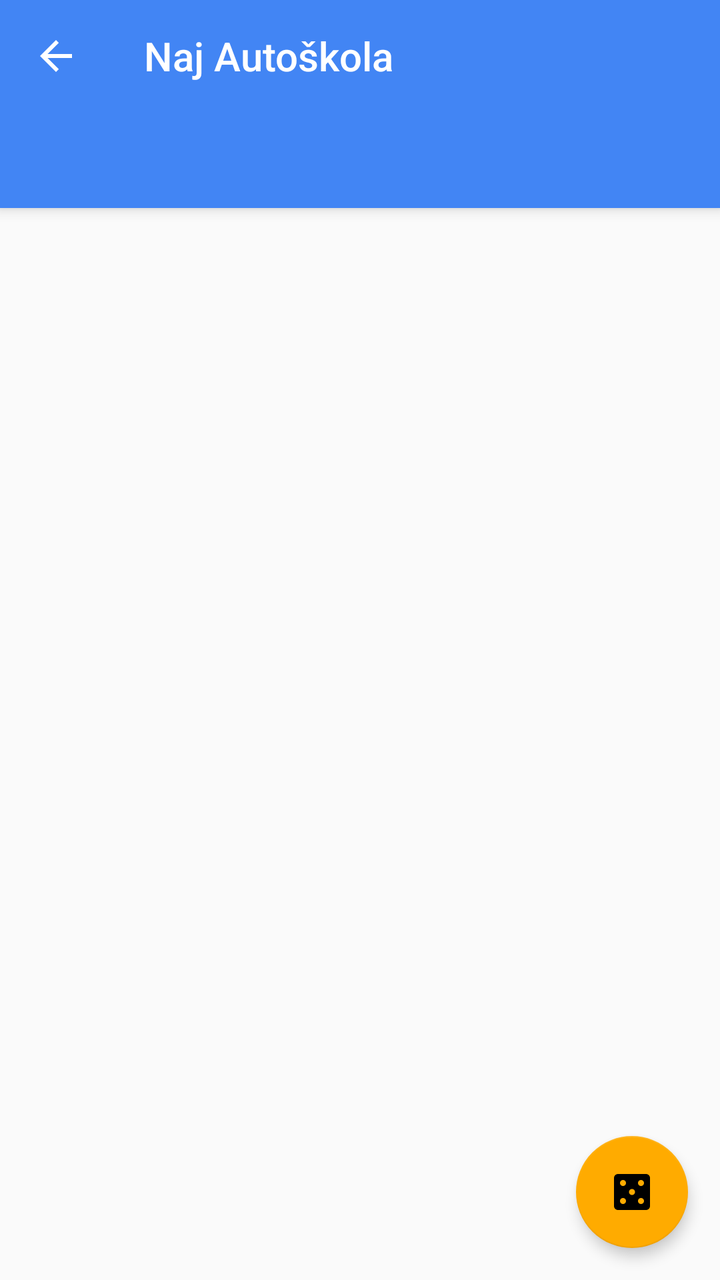
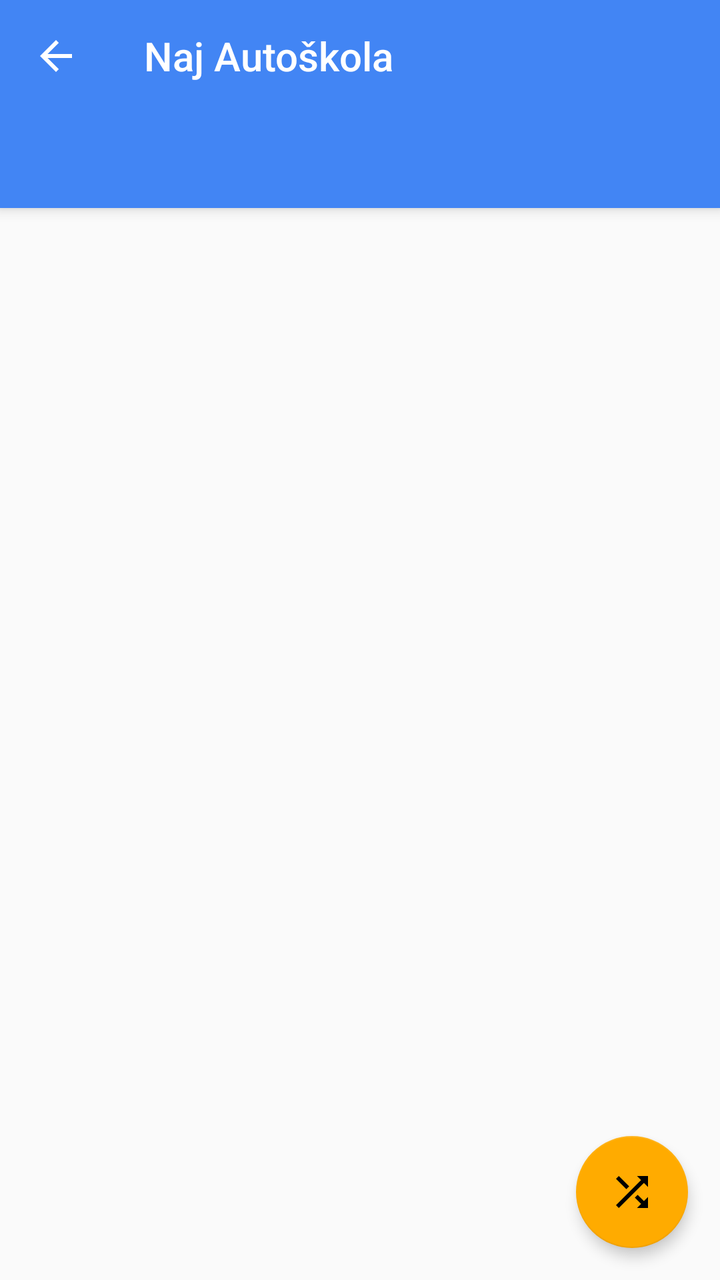

An Android layout rendered at two revisions. The XML below is the earlier revision; the diff shows what the commit changed to produce the second picture.
<!-- AndroidManifest.xml: application theme MyTheme.Light -->
<!-- res/layout/activity_main.xml -->
<?xml version="1.0" encoding="utf-8"?>
<android.support.v4.widget.DrawerLayout
    android:id="@+id/drawer_layout"
    xmlns:android="http://schemas.android.com/apk/res/android"
    xmlns:app="http://schemas.android.com/apk/res-auto"
    xmlns:tools="http://schemas.android.com/tools"
    android:layout_width="match_parent"
    android:layout_height="match_parent"
    android:fitsSystemWindows="true"
    tools:openDrawer="">
    

    <android.support.design.widget.CoordinatorLayout
        android:layout_width="match_parent"
        android:layout_height="match_parent">

        <android.support.design.widget.AppBarLayout
            android:layout_width="match_parent"
            android:layout_height="wrap_content"
            android:elevation="6dp"
            android:theme="@style/MyTheme.AppBarOverlay">

            <android.support.v7.widget.Toolbar
                android:id="@+id/toolbar"
                android:layout_width="match_parent"
                android:layout_height="?attr/actionBarSize"
                android:background="?attr/colorPrimary"
                app:layout_scrollFlags="scroll|enterAlways"
                app:navigationContentDescription="@string/abc_action_bar_up_description"
                app:navigationIcon="?attr/homeAsUpIndicator"
                app:popupTheme="@style/MyTheme.PopupOverlay"
                app:title="@string/app_name">

                
                

            </android.support.v7.widget.Toolbar>

            <android.support.design.widget.TabLayout
                android:id="@+id/tab_layout"
                android:layout_width="match_parent"
                android:layout_height="wrap_content"
                android:layout_below="@id/toolbar"
                android:background="?attr/colorPrimary"
                android:minHeight="?attr/actionBarSize"
                android:theme="@style/ThemeOverlay.AppCompat.Dark.ActionBar"
                app:tabIndicatorColor="?attr/colorTabIndicator"/>

        </android.support.design.widget.AppBarLayout>

        <android.support.v4.view.ViewPager
            android:id="@+id/pager"
            android:layout_width="match_parent"
            android:layout_height="wrap_content"
            android:layout_below="@id/tab_layout"
            app:layout_behavior="@string/appbar_scrolling_view_behavior"/>

        <android.support.design.widget.FloatingActionButton
            android:id="@+id/fab_random_test"
            android:layout_width="wrap_content"
            android:layout_height="wrap_content"
            android:layout_gravity="bottom|end"
            android:layout_margin="@dimen/fab_margin"
            android:src="@drawable/ic_casino_black_24dp"
            app:backgroundTint="?attr/colorFloatingActionButton"
            app:elevation="4dp"/>

    </android.support.design.widget.CoordinatorLayout>


    <android.support.design.widget.NavigationView
        android:id="@+id/nav_view"
        android:layout_width="wrap_content"
        android:layout_height="match_parent"
        android:layout_gravity="start"
        android:background="?attr/colorNavigationDrawerBackground"
        android:fitsSystemWindows="true"
        app:menu="@menu/activity_main_drawer"/>
    
    
</android.support.v4.widget.DrawerLayout>
<!-- resources referenced by this layout -->
<resources>
  <dimen name="fab_margin">16dp</dimen>
  <!-- drawable ic_casino_black_24dp: png bitmap (drawable-hdpi, 315 bytes) -->
  <string name="app_name">Naj Autoškola</string>
  <style name="MyTheme.AppBarOverlay" parent="ThemeOverlay.AppCompat.Dark.ActionBar" />
  <style name="MyTheme.PopupOverlay" parent="ThemeOverlay.AppCompat.Light" />
  <style name="MyTheme.Light" parent="@style/Theme.AppCompat.Light.NoActionBar">
          
          
          <item name="colorPrimary">@color/colorPrimary</item>
          <item name="colorPrimaryDark">@color/colorPrimaryDark</item>
          <item name="colorSecondary">@color/colorSecondary</item>
          <item name="colorSecondaryDark">@color/colorSecondaryDark</item>
          <item name="colorTextTitle">@color/colorTextTitle</item>
          
          <item name="colorFlatButtons">@color/colorFlatButtons</item>
          <item name="colorFloatingActionButton">@color/colorFloatingActionButton</item>
          <item name="colorTabIndicator">@color/colorTabIndicator</item>
          <item name="colorCardBackground">@color/colorCardBackground</item>
          <item name="colorNavigationDrawerBackground">@color/colorNavigationDrawerBackground</item>
  
          
          <item name="colorText">#de000000</item>
          <item name="colorSecondaryText">#8a000000</item>
          <item name="colorIcons">#8a000000</item>
          <item name="colorDisabled">#60000000</item>
          <item name="colorHintText">#60000000</item>
          <item name="colorDividers">#1e000000</item>
      </style>
  <color name="colorPrimary" type="color">#4285F4</color>
  <color name="colorPrimaryDark" type="color">#3367D6</color>
  <color name="colorSecondary" type="color">@color/deep_teal_300</color>
  <color name="colorSecondaryDark" type="color">@color/deep_teal_500</color>
  <color name="colorTextTitle" type="color">#FFEE58</color>
  <color name="colorFlatButtons" type="color">@color/pink_A200</color>
  <color name="colorFloatingActionButton" type="color">@color/amber_A700</color>
  <color name="colorTabIndicator" type="color">@color/amber_A700</color>
  <color name="colorCardBackground" type="color">#FFF</color>
  <color name="colorNavigationDrawerBackground" type="color">#FAFAFA</color>
  <color name="deep_teal_300" type="color">#4DB6AC</color>
  <color name="deep_teal_500" type="color">#009688</color>
  <color name="pink_A200" type="color">#FF4081</color>
  <color name="amber_A700" type="color">#FFAB00</color>
</resources>

<!-- the commit's change to res/layout/activity_main.xml (unified diff, before → after) -->
@@ -61,7 +61,7 @@
             android:layout_height="wrap_content"
             android:layout_gravity="bottom|end"
             android:layout_margin="@dimen/fab_margin"
-            android:src="@drawable/ic_casino_black_24dp"
+            android:src="@drawable/ic_shuffle_black_24dp"
             app:backgroundTint="?attr/colorFloatingActionButton"
             app:elevation="4dp"/>
 
<!-- resource entries referenced after the edit -->
@@ -1,7 +1,7 @@
 <!-- resources referenced by this layout -->
 <resources>
   <dimen name="fab_margin">16dp</dimen>
-  <!-- drawable ic_casino_black_24dp: png bitmap (drawable-hdpi, 315 bytes) -->
+  <!-- drawable ic_shuffle_black_24dp: png bitmap (drawable-hdpi, 281 bytes) -->
   <string name="app_name">Naj Autoškola</string>
   <style name="MyTheme.AppBarOverlay" parent="ThemeOverlay.AppCompat.Dark.ActionBar" />
   <style name="MyTheme.PopupOverlay" parent="ThemeOverlay.AppCompat.Light" />
